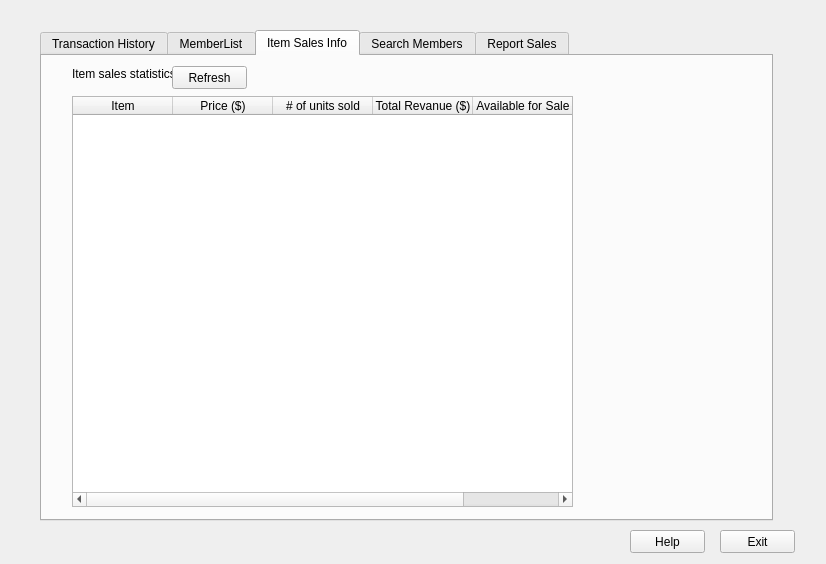
First picture: the form in WarehouseIO/mainprogram.ui, repository mulvaneya7/Bad-Badgers, before the edit.
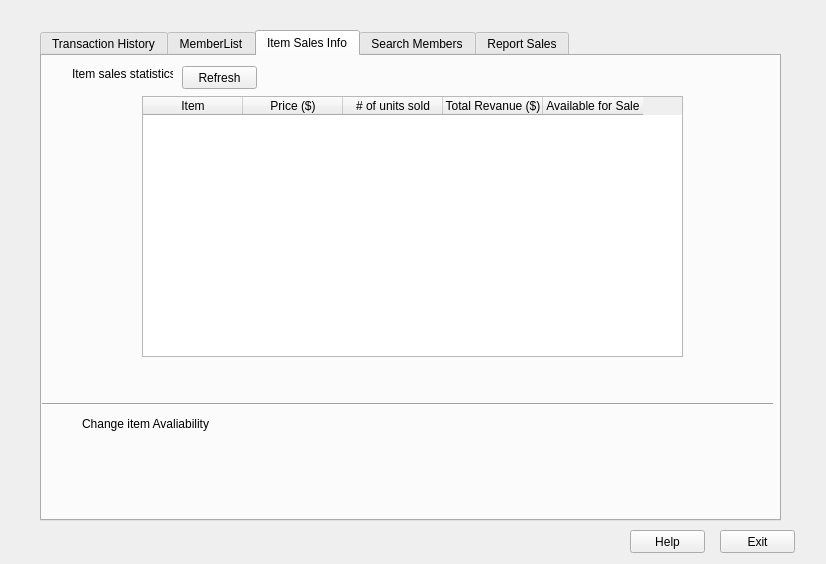
Second picture: the form after the edit. The open tabs and pages were chosen to show the change.

The edit to the form file:
```diff
--- a/WarehouseIO/mainprogram.ui
+++ b/WarehouseIO/mainprogram.ui
@@ -18,7 +18,7 @@
     <rect>
      <x>40</x>
      <y>30</y>
-     <width>733</width>
+     <width>741</width>
      <height>491</height>
     </rect>
    </property>
@@ -228,10 +228,10 @@
     <widget class="QTableWidget" name="ItemStatstable">
      <property name="geometry">
       <rect>
-       <x>30</x>
+       <x>100</x>
        <y>40</y>
-       <width>501</width>
-       <height>411</height>
+       <width>541</width>
+       <height>261</height>
       </rect>
      </property>
      <column>
@@ -276,7 +276,7 @@
     <widget class="QPushButton" name="RefreshItemSales">
      <property name="geometry">
       <rect>
-       <x>130</x>
+       <x>140</x>
        <y>10</y>
        <width>75</width>
        <height>23</height>
@@ -286,6 +286,32 @@
       <string>Refresh</string>
      </property>
     </widget>
+    <widget class="Line" name="line_6">
+     <property name="geometry">
+      <rect>
+       <x>0</x>
+       <y>340</y>
+       <width>731</width>
+       <height>16</height>
+      </rect>
+     </property>
+     <property name="orientation">
+      <enum>Qt::Horizontal</enum>
+     </property>
+    </widget>
+    <widget class="QLabel" name="label_3">
+     <property name="geometry">
+      <rect>
+       <x>40</x>
+       <y>360</y>
+       <width>241</width>
+       <height>16</height>
+      </rect>
+     </property>
+     <property name="text">
+      <string>Change item Avaliability</string>
+     </property>
+    </widget>
    </widget>
    <widget class="QWidget" name="SearchMember">
     <attribute name="title">
```
Left out of the diff: 33 changed lines with no effect on the pictures.
